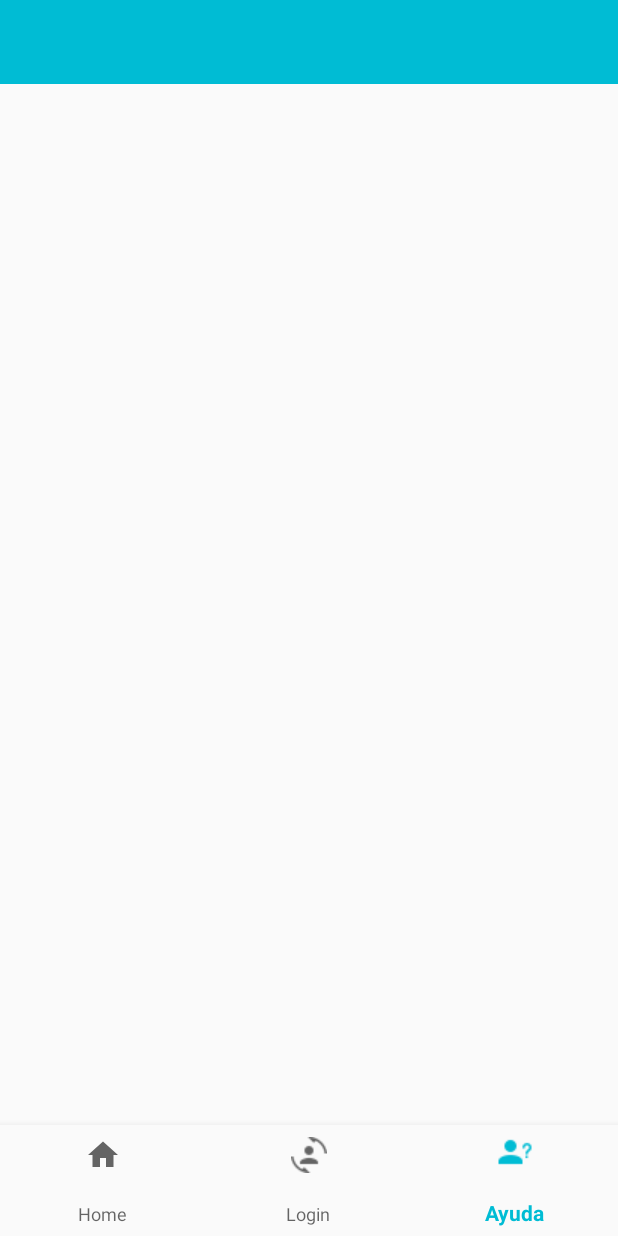
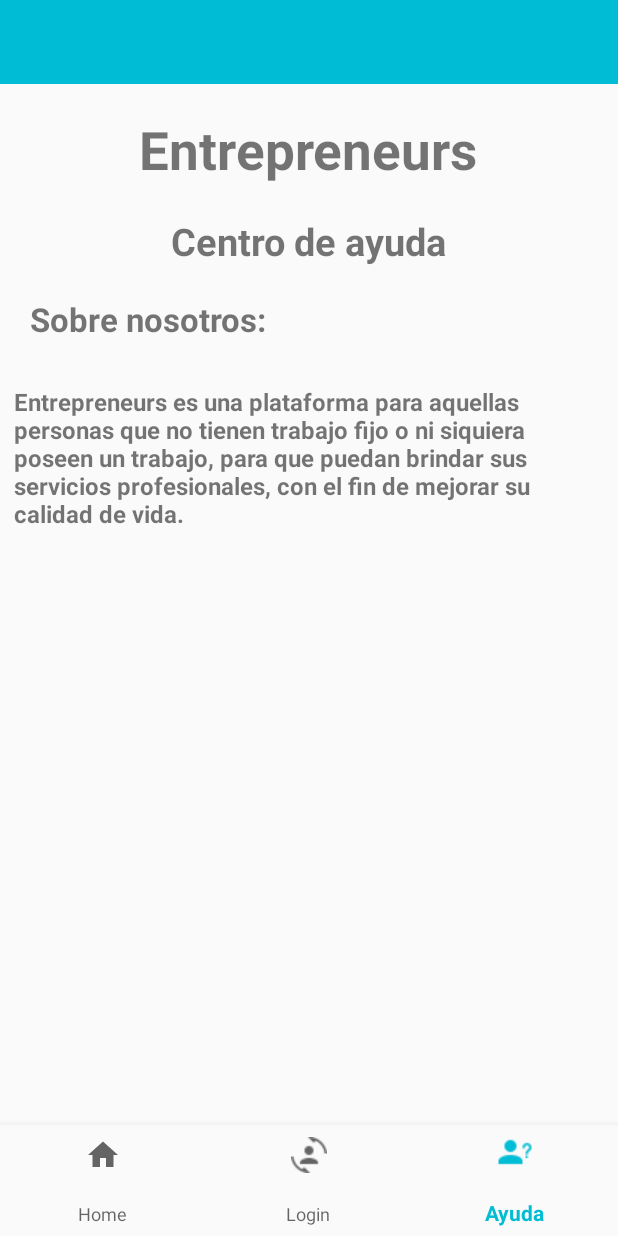
Before and after one commit to Navarrete96/appGlobal, an Android app: the screen it shows after launch (MainActivity), item 3 of the bottom bar chosen, on a phone screen of 412 x 824 dp. Run offline under Robolectric (Android 15) with nearby library versions, the phone set to English and light mode, and no system bars; our stand-ins replace Firebase (no records; nobody signed in at launch, a user with empty details on screens opened directly), navigation-ui; Roboto replaces fonts that are not available here.

Commit message:
agregado la informacion de ayuda

```diff
--- a/app/src/main/res/layout/fragment_help.xml
+++ b/app/src/main/res/layout/fragment_help.xml
@@ -11,6 +11,49 @@
         android:orientation="vertical">
         <include layout="@layout/toolbar"/>
 
+        <TextView
+            android:id="@+id/textView4"
+            android:layout_width="wrap_content"
+            android:layout_height="wrap_content"
+            android:layout_gravity="center"
+            android:textStyle="bold"
+            android:layout_marginTop="20dp"
+            android:textSize="35dp"
+            android:text="Entrepreneurs" />
+
+        <TextView
+            android:id="@+id/textView"
+            android:layout_width="wrap_content"
+            android:layout_height="wrap_content"
+            android:layout_gravity="center"
+            android:textStyle="bold"
+            android:layout_marginTop="20dp"
+            android:textSize="25dp"
+            android:text="Centro de ayuda" />
+
+        <TextView
+            android:id="@+id/textView3"
+            android:layout_width="wrap_content"
+            android:layout_height="wrap_content"
+            android:layout_marginLeft="20dp"
+            android:textStyle="bold"
+            android:layout_marginTop="20dp"
+            android:textSize="22sp"
+            android:layout_marginBottom="20dp"
+            android:text="Sobre nosotros:" />
+
+        <TextView
+            android:id="@+id/textView8"
+            android:layout_width="match_parent"
+            android:layout_height="wrap_content"
+            android:textStyle="bold"
+            android:textSize="16sp"
+            android:layout_margin="9dp"
+            android:text="Entrepreneurs es una
+plataforma para aquellas personas que no tienen trabajo fijo o ni siquiera poseen un trabajo,
+para que puedan brindar sus servicios profesionales, con el fin de mejorar su calidad de
+vida." />
+
     </LinearLayout>
 
 
```
